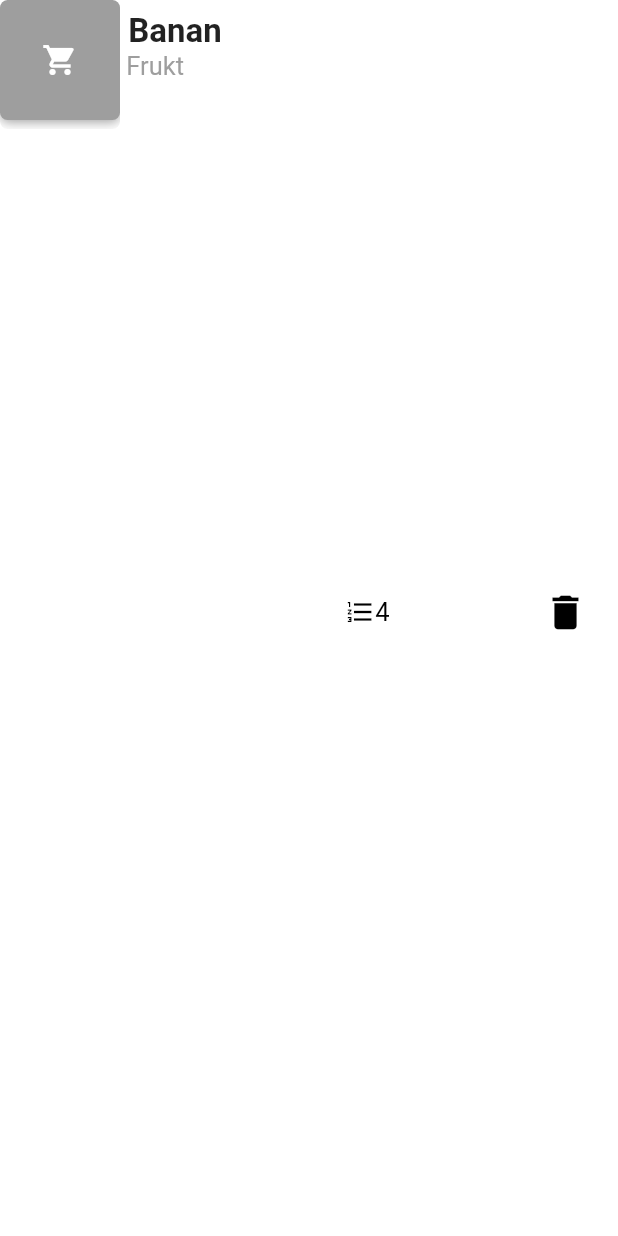
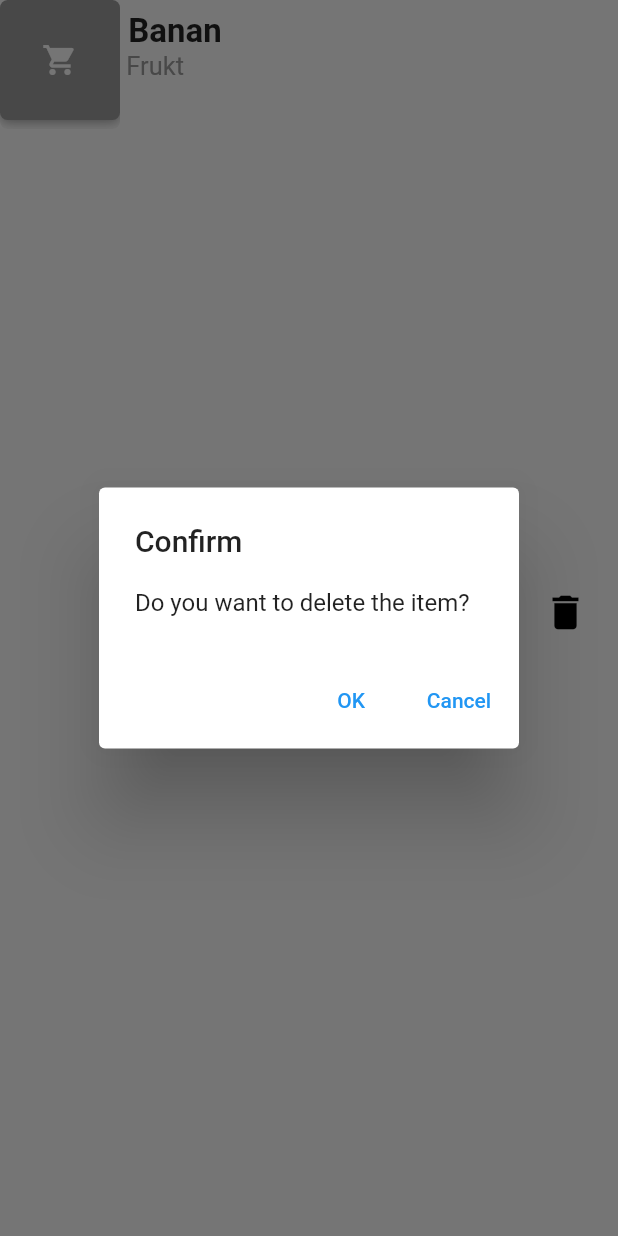
Before and after one commit to clundstrom/secdlc-prototype, a Flutter app: the ListItem widget shown alone on an empty page, opened directly, after a tap on the "delete" icon, on a phone screen of 412 x 824 dp. Run offline on Flutter 3.47's test engine with Material 2 defaults, Android fonts, the phone set to English and light mode, and no system bars; our stand-ins replace percent_indicator; network calls fail.

```diff
--- a/frontend/login_app/lib/listItem.dart
+++ b/frontend/login_app/lib/listItem.dart
@@ -103,6 +103,21 @@ class ListItem extends StatelessWidget {
           InkWell(
             onTap: () {
               //Deletefunktion här
+              showDialog<String>(
+                context: context,
+                builder: (BuildContext context) => AlertDialog(
+                  title: const Text("Confirm"),
+                  content: const Text("Do you want to delete the item?"),
+                  actions: <Widget>[
+                    TextButton(
+                        onPressed: () => Navigator.pop(context, 'OK'),
+                        child: const Text('OK')),
+                    TextButton(
+                        onPressed: () => Navigator.pop(context, 'Cancel'),
+                        child: const Text('Cancel')),
+                  ],
+                ),
+              );
             },
             child: const Padding(
               padding: EdgeInsets.all(20.0),
```
Also changed, not shown: frontend/login_app/lib/testPage.dart (+11 -7 lines).
